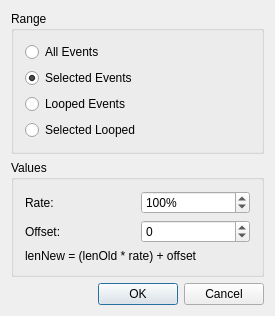
The window that muse2/muse/widgets/function_dialogs/gatetimebase.ui (emrum/muse) describes before a commit, drawn with Qt 5.
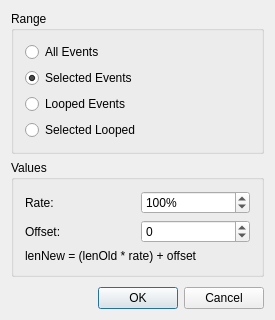
The same window after the commit.

Commit message: added spacers to function dialogs

Patch:
```diff
--- a/muse2/muse/widgets/function_dialogs/gatetimebase.ui
+++ b/muse2/muse/widgets/function_dialogs/gatetimebase.ui
@@ -7,7 +7,7 @@
     <x>0</x>
     <y>0</y>
     <width>275</width>
-    <height>316</height>
+    <height>320</height>
    </rect>
   </property>
   <property name="windowTitle">
@@ -134,6 +134,19 @@
      </layout>
     </widget>
    </item>
+   <item>
+    <spacer name="verticalSpacer">
+     <property name="orientation">
+      <enum>Qt::Vertical</enum>
+     </property>
+     <property name="sizeHint" stdset="0">
+      <size>
+       <width>20</width>
+       <height>40</height>
+      </size>
+     </property>
+    </spacer>
+   </item>
    <item>
     <layout class="QHBoxLayout">
      <property name="spacing">
```
The commit also changes 10 other files.
